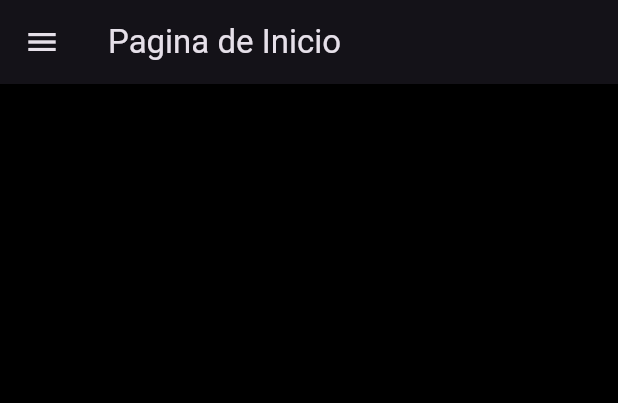
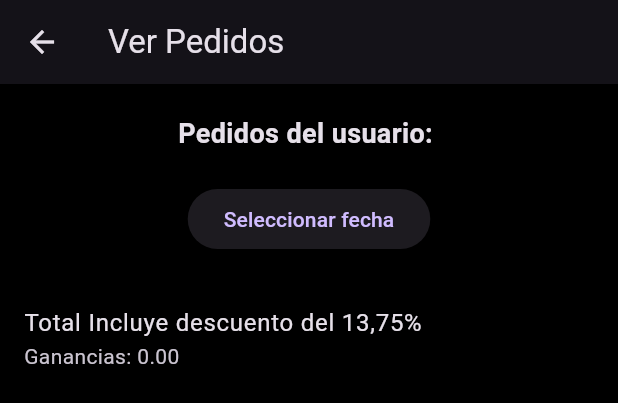
Before and after one commit to millan1932/proyectoAndroid, a Flutter app: the MyDrawer widget shown alone on an empty page, opened directly, after a tap on "Mis Ganancias", on a phone screen of 412 x 824 dp. Shown: the top 403 px of the screen. Run offline on Flutter 3.47's test engine with Material 3 defaults, Android fonts, the phone set to English and light mode, and no system bars; our stand-ins replace cloud_firestore, firebase_auth, firebase_core, firebase_storage, geocoding, geolocator and 3 more; accounts and stored records are empty; network calls fail.

Commit message:
primer registro

```diff
--- a/lib/view/authScreens/signin_screen.dart
+++ b/lib/view/authScreens/signin_screen.dart
@@ -68,7 +68,7 @@ class _SigninScreenState extends State<SigninScreen>
                       );
                     } ,
                   style: ElevatedButton.styleFrom(
-                    backgroundColor: Colors.blueAccent,
+                    backgroundColor: Colors.grey,
                     padding: const EdgeInsets.symmetric(horizontal: 50, vertical: 10)
                   ),
                   child: const Text(
--- /dev/null
+++ b/lib/view/pedidos/ver_pedidos.dart
@@ -0,0 +1,108 @@
+import 'package:flutter/material.dart';
+import 'package:cloud_firestore/cloud_firestore.dart';
+import 'package:firebase_auth/firebase_auth.dart';
+
+class VerPedidosScreen extends StatefulWidget {
+  @override
+  _VerPedidosScreenState createState() => _VerPedidosScreenState();
+}
+
+class _VerPedidosScreenState extends State<VerPedidosScreen> {
+  late User? _user;
+  late DateTime _selectedDate = DateTime.now();
+
+  @override
+  void initState() {
+    super.initState();
+    _getUser();
+  }
+
+  void _getUser() {
+    _user = FirebaseAuth.instance.currentUser;
+  }
+
+  Future<void> _selectDate(BuildContext context) async {
+    final DateTime? picked = await showDatePicker(
+      context: context,
+      initialDate: _selectedDate,
+      firstDate: DateTime(2015, 8),
+      lastDate: DateTime(2101),
+    );
+    if (picked != null && picked != _selectedDate)
+      setState(() {
+        _selectedDate = picked;
+      });
+  }
+
+  @override
+  Widget build(BuildContext context) {
+    return Scaffold(
+      appBar: AppBar(
+        title: Text('Ver Pedidos'),
+      ),
+      body: Column(
+        children: <Widget>[
+          SizedBox(height: 20),
+          Center(
+            child: Text(
+              'Pedidos del usuario: ${_user?.email ?? "Desconocido"}',
+              style: TextStyle(fontSize: 18, fontWeight: FontWeight.bold),
+            ),
+          ),
+          SizedBox(height: 20),
+          ElevatedButton(
+            onPressed: () => _selectDate(context),
+            child: Text('Seleccionar fecha'),
+          ),
+          SizedBox(height: 20),
+          Expanded(
+            child: StreamBuilder<QuerySnapshot>(
+              stream: FirebaseFirestore.instance
+                  .collection('pedidos')
+                  .where('email', isEqualTo: _user?.email ?? '')
+                  .where('fecha_creacion', isGreaterThanOrEqualTo: _selectedDate)
+                  .where('fecha_creacion', isLessThan: _selectedDate.add(Duration(days: 1))) // Filtrar por fecha exacta
+                  .snapshots(),
+              builder: (context, snapshot) {
+                if (snapshot.hasError) {
+                  return Text('Error: ${snapshot.error}');
+                }
+
+                switch (snapshot.connectionState) {
+                  case ConnectionState.waiting:
+                    return CircularProgressIndicator();
+                  default:
+                    double total = 0;
+                    return ListView(
+                      children: snapshot.data!.docs.map((DocumentSnapshot document) {
+                        Map<String, dynamic> data = document.data() as Map<String, dynamic>;
+                        total += data['item'] + data['km'] + data['base'];
+                        return ListTile(
+                          title: Text(data['sg']),
+                          subtitle: Column(
+                            crossAxisAlignment: CrossAxisAlignment.start,
+                            children: [
+                              Text('Item: ${data['item']}'),
+                              Text('KM: ${data['km']}'),
+                              Text('Base: ${data['base']}'),
+                              Text('Email: ${data['email']}'),
+                              Divider(),
+                            ],
+                          ),
+                        );
+                      }).toList()..add(
+                        ListTile(
+                          title: Text('Total Incluye descuento del 13,75%'),
+                          subtitle: Text('Ganancias: ${(total * 0.8625).toStringAsFixed(2)}'),
+                        ),
+                      ),
+                    );
+                }
+              },
+            ),
+          ),
+        ],
+      ),
+    );
+  }
+}
--- a/lib/view/splashScreen/splash_screen.dart
+++ b/lib/view/splashScreen/splash_screen.dart
@@ -53,19 +53,19 @@ class _MySplashScreenState extends State<MySplashScreen>
               padding: const EdgeInsets.all(10.0),
               child: Image.asset(
                 //Ubicacion de la Imagen de Fondo del Splashscreen
-                "images/sellers.webp"
+                "images/sellers.png"
 
               ),
             ),
            //Titulo del SplashScreen
             const Text(
-              "App del Vendedor",
+              "Control de Pedidos",
               textAlign: TextAlign.center,
               style: TextStyle(
                 letterSpacing: 3,
                 fontSize: 26,
                 //Color del SplashScreen
-                color: Colors.green,
+                color: Colors.white,
               ),
             ),
           ],
--- a/lib/view/widgets/my_drawer.dart
+++ b/lib/view/widgets/my_drawer.dart
@@ -4,6 +4,9 @@ import 'package:sellers_app/global/global_instances.dart';
 import 'package:sellers_app/global/global_vars.dart';
 import 'package:sellers_app/view/mainScreens/home_screen.dart';
 import 'package:sellers_app/view/splashScreen/splash_screen.dart';
+
+import '../pedidos/agregar_pedidos.dart';
+import '../pedidos/ver_pedidos.dart';
 
 class MyDrawer extends StatelessWidget {
   const MyDrawer({Key? key}) : super(key: key);
@@ -64,9 +67,9 @@ class MyDrawer extends StatelessWidget {
                   thickness: 2,
                 ),
                 ListTile(
-                  leading: Icon(Icons.home, color: Colors.white,),
+                  leading: const Icon(Icons.home, color: Colors.white,),
                   title: const Text(
-                    "homeV17",
+                    "Inicio",
                      style: TextStyle(color: Colors.white),
                   ),
                   onTap: ()
@@ -84,12 +87,12 @@ class MyDrawer extends StatelessWidget {
                 ListTile(
                     leading: const Icon(Icons.home, color: Colors.white,),
                     title: const Text(
-                      "homeV17",
+                      "Agregar Pedido",
                       style: TextStyle(color: Colors.white),
                     ),
                     onTap: ()
                     {
-                      Navigator.push(context, MaterialPageRoute(builder: (c)=> HomeScreen()));
+                      Navigator.push(context, MaterialPageRoute(builder: (c) => AgregarPedidoScreen()));
                     }
                 ),
 
@@ -107,63 +110,12 @@ class MyDrawer extends StatelessWidget {
                     ),
                     onTap: ()
                     {
-                      Navigator.push(context, MaterialPageRoute(builder: (c)=> HomeScreen()));
+                      Navigator.push(context, MaterialPageRoute(builder: (c)=> VerPedidosScreen()));
                     }
                 ),
 
                 //3
-                const Divider(
-                  height: 10,
-                  color: Colors.grey,
-                  thickness: 2,
-                ),
-                ListTile(
-                    leading: const Icon(Icons.reorder, color: Colors.white,),
-                    title: const Text(
-                      "Nueva Orden",
-                      style: TextStyle(color: Colors.white),
-                    ),
-                    onTap: ()
-                    {
-                      Navigator.push(context, MaterialPageRoute(builder: (c)=> HomeScreen()));
-                    }
-                ),
 
-                //4
-                const Divider(
-                  height: 10,
-                  color: Colors.grey,
-                  thickness: 2,
-                ),
-                ListTile(
-                    leading: const Icon(Icons.local_shipping, color: Colors.white,),
-                    title: const Text(
-                      "Historial",
-                      style: TextStyle(color: Colors.white),
-                    ),
-                    onTap: ()
-                    {
-                      Navigator.push(context, MaterialPageRoute(builder: (c)=> HomeScreen()));
-                    }
-                ),
-
-                const Divider(
-                  height: 10,
-                  color: Colors.grey,
-                  thickness: 2,
-                ),
-                ListTile(
-                    leading: const Icon(Icons.share_location, color: Colors.white,),
-                    title: const Text(
-                      "Actualizar mi Direccion",
-                      style: TextStyle(color: Colors.white),
-                    ),
-                    onTap: ()
-                    {
-                      commonViewModel.updateLocationInDatabase();
-                      commonViewModel.showSnackBar("Tu direccion esta Actualizada", context);
-                    }
-                ),
 
 
                 const Divider(
```
Also changed, not shown: lib/view/authScreens/signup_screen.dart (+46 -58 lines), lib/view/pedidos/agregar_pedidos.dart (added, +125 -0 lines), images/seller.png, images/sellers.webp (deleted), 6 other files.
